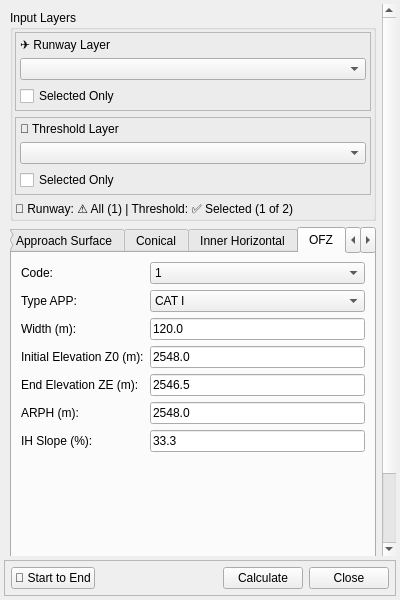
First picture: the form in qols/qols_panel_base.ui, repository FLYGHT7/qOLS, before the edit.
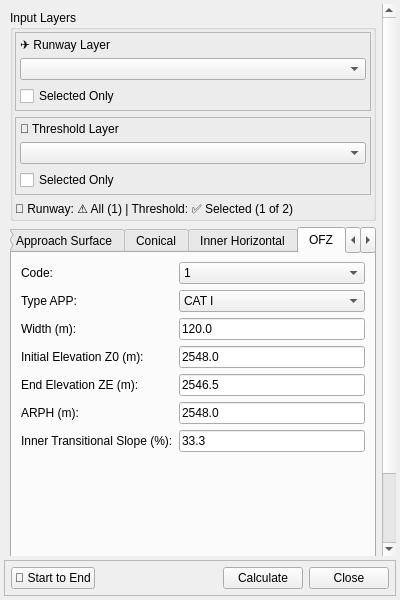
Second picture: the form after the edit. The open tabs and pages were chosen to show the change. Custom widgets are drawn as their Qt base class.

Commit message: Refactor QolsDockWidget and UI components for improved usability and performance

What changed in the file:
```diff
--- a/qols/qols_panel_base.ui
+++ b/qols/qols_panel_base.ui
@@ -633,7 +633,7 @@
         <item row="6" column="0">
          <widget class="QLabel" name="label_IHSlope_ofz">
           <property name="text">
-           <string>IH Slope (%):</string>
+           <string>Inner Transitional Slope (%):</string>
           </property>
          </widget>
         </item>
```
The commit also changes 1 other file.
